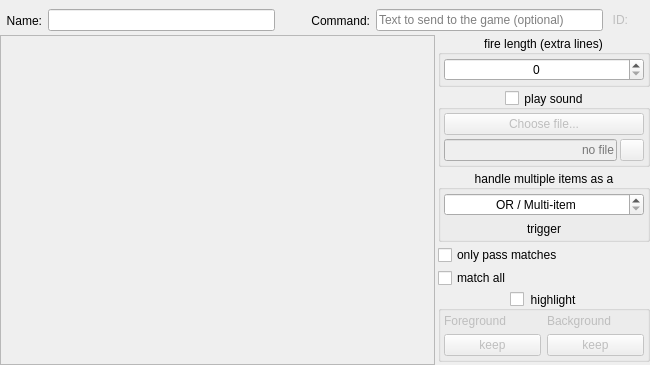
This is src/ui/triggers_main_area.ui in Mudlet/Mudlet as Qt 5 draws it before an edit. The edited form follows.
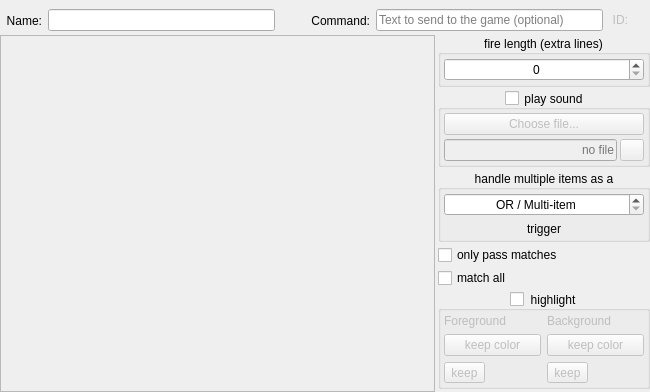
This is the edited form. Icons and pictures are not drawn.

Commit message:
Add "keep existing color" for highlight triggers with experiment toggle
Default: "keep" buttons below color pickers reset to transparent.
Experiment (experiment.ui.highlight-keep-alpha): alpha channel in
color picker, alpha=0 means keep.

Toggle at runtime: setConfig("experiment.ui.highlight-keep-alpha", true)

```diff
--- a/src/ui/triggers_main_area.ui
+++ b/src/ui/triggers_main_area.ui
@@ -541,7 +541,7 @@
             </sizepolicy>
            </property>
            <property name="text">
-            <string comment="Keep the existing colour on matches to highlight. Use shortest word possible so it fits on the button">keep</string>
+            <string comment="Keep the existing colour on matches to highlight. Use shortest word possible so it fits on the button">keep color</string>
            </property>
           </widget>
          </item>
@@ -564,7 +564,27 @@
             </sizepolicy>
            </property>
            <property name="text">
-            <string comment="Keep the existing colour on matches to highlight. Use shortest word possible so it fits on the button">keep</string>
+            <string comment="Keep the existing colour on matches to highlight. Use shortest word possible so it fits on the button">keep color</string>
+           </property>
+          </widget>
+         </item>
+         <item row="2" column="0">
+          <widget class="QToolButton" name="toolButton_clearFgColor">
+           <property name="toolTip">
+            <string>&lt;p&gt;Click to reset the foreground color to keep the existing text color on matches.&lt;/p&gt;</string>
+           </property>
+           <property name="text">
+            <string>keep</string>
+           </property>
+          </widget>
+         </item>
+         <item row="2" column="1">
+          <widget class="QToolButton" name="toolButton_clearBgColor">
+           <property name="toolTip">
+            <string>&lt;p&gt;Click to reset the background color to keep the existing text color on matches.&lt;/p&gt;</string>
+           </property>
+           <property name="text">
+            <string>keep</string>
            </property>
           </widget>
          </item>
```
The commit also changes 3 other files.
